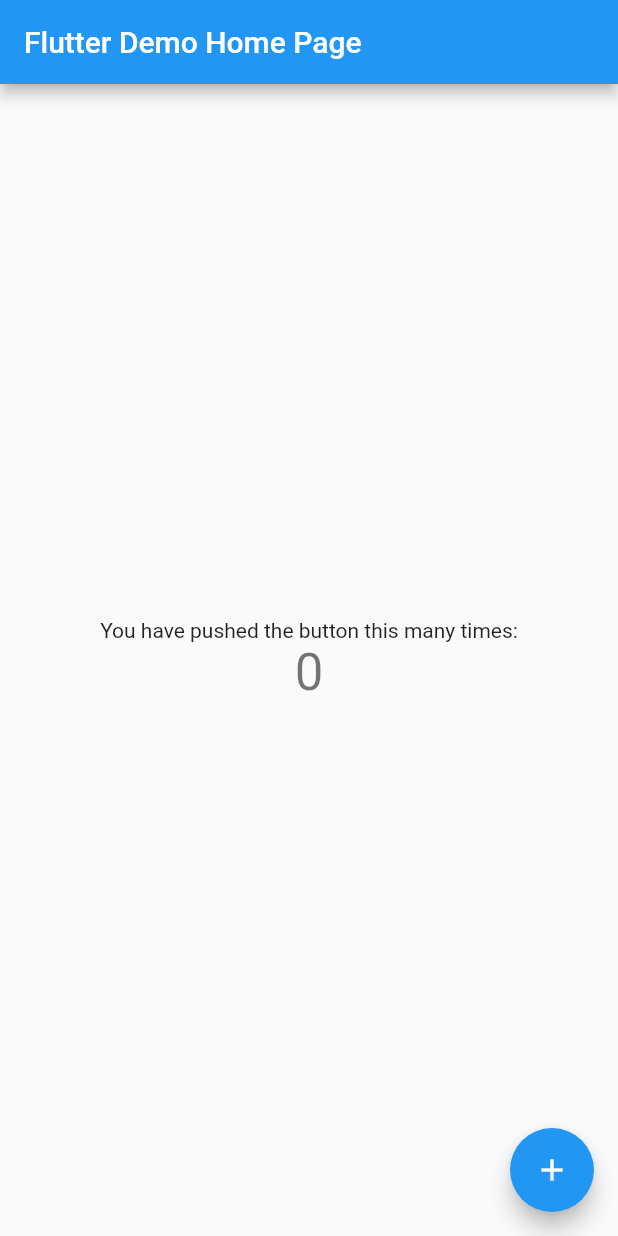
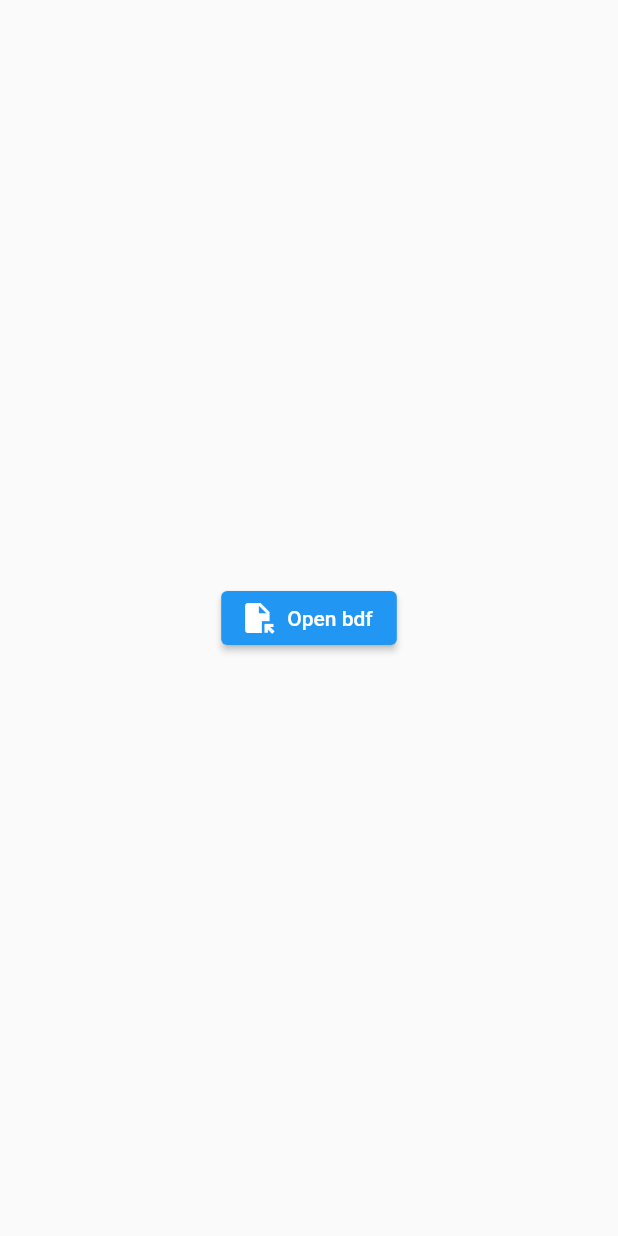
Before and after one commit to Modather-ali/flutter_training_projects, a Flutter app: the screen it shows after launch, on a phone screen of 412 x 824 dp. Run offline on Flutter 3.47's test engine with Material 2 defaults, Android fonts, the phone set to English and light mode, and no system bars; missing offline and left inert: syncfusion_flutter_pdfviewer.

Commit message:
added bdf_office project

```diff
--- a/bdf_office/lib/main.dart
+++ b/bdf_office/lib/main.dart
@@ -1,3 +1,4 @@
+import 'package:bdf_office/screens/bdf_view.dart';
 import 'package:flutter/material.dart';
 
 void main() {
@@ -13,103 +14,28 @@
     return MaterialApp(
       title: 'Flutter Demo',
       theme: ThemeData(
-        // This is the theme of your application.
-        //
-        // Try running your application with "flutter run". You'll see the
-        // application has a blue toolbar. Then, without quitting the app, try
-        // changing the primarySwatch below to Colors.green and then invoke
-        // "hot reload" (press "r" in the console where you ran "flutter run",
-        // or simply save your changes to "hot reload" in a Flutter IDE).
-        // Notice that the counter didn't reset back to zero; the application
-        // is not restarted.
         primarySwatch: Colors.blue,
       ),
-      home: const MyHomePage(title: 'Flutter Demo Home Page'),
+      home: const StartPage(),
     );
   }
 }
 
-class MyHomePage extends StatefulWidget {
-  const MyHomePage({super.key, required this.title});
-
-  // This widget is the home page of your application. It is stateful, meaning
-  // that it has a State object (defined below) that contains fields that affect
-  // how it looks.
-
-  // This class is the configuration for the state. It holds the values (in this
-  // case the title) provided by the parent (in this case the App widget) and
-  // used by the build method of the State. Fields in a Widget subclass are
-  // always marked "final".
-
-  final String title;
-
-  @override
-  State<MyHomePage> createState() => _MyHomePageState();
-}
-
-class _MyHomePageState extends State<MyHomePage> {
-  int _counter = 0;
-
-  void _incrementCounter() {
-    setState(() {
-      // This call to setState tells the Flutter framework that something has
-      // changed in this State, which causes it to rerun the build method below
-      // so that the display can reflect the updated values. If we changed
-      // _counter without calling setState(), then the build method would not be
-      // called again, and so nothing would appear to happen.
-      _counter++;
-    });
-  }
+class StartPage extends StatelessWidget {
+  const StartPage({super.key});
 
   @override
   Widget build(BuildContext context) {
-    // This method is rerun every time setState is called, for instance as done
-    // by the _incrementCounter method above.
-    //
-    // The Flutter framework has been optimized to make rerunning build methods
-    // fast, so that you can just rebuild anything that needs updating rather
-    // than having to individually change instances of widgets.
     return Scaffold(
-      appBar: AppBar(
-        // Here we take the value from the MyHomePage object that was created by
-        // the App.build method, and use it to set our appbar title.
-        title: Text(widget.title),
+      body: Center(
+        child: ElevatedButton.icon(
+            onPressed: () {
+              Navigator.of(context).push(
+                  MaterialPageRoute(builder: (context) => const BdfView()));
+            },
+            icon: const Icon(Icons.file_open),
+            label: const Text("Open bdf")),
       ),
-      body: Center(
-        // Center is a layout widget. It takes a single child and positions it
-        // in the middle of the parent.
-        child: Column(
-          // Column is also a layout widget. It takes a list of children and
-          // arranges them vertically. By default, it sizes itself to fit its
-          // children horizontally, and tries to be as tall as its parent.
-          //
-          // Invoke "debug painting" (press "p" in the console, choose the
-          // "Toggle Debug Paint" action from the Flutter Inspector in Android
-          // Studio, or the "Toggle Debug Paint" command in Visual Studio Code)
-          // to see the wireframe for each widget.
-          //
-          // Column has various properties to control how it sizes itself and
-          // how it positions its children. Here we use mainAxisAlignment to
-          // center the children vertically; the main axis here is the vertical
-          // axis because Columns are vertical (the cross axis would be
-          // horizontal).
-          mainAxisAlignment: MainAxisAlignment.center,
-          children: <Widget>[
-            const Text(
-              'You have pushed the button this many times:',
-            ),
-            Text(
-              '$_counter',
-              style: Theme.of(context).textTheme.headline4,
-            ),
-          ],
-        ),
-      ),
-      floatingActionButton: FloatingActionButton(
-        onPressed: _incrementCounter,
-        tooltip: 'Increment',
-        child: const Icon(Icons.add),
-      ), // This trailing comma makes auto-formatting nicer for build methods.
     );
   }
 }
```
Also changed, not shown: bdf_office/lib/screens/bdf_view.dart (added, +14 -0 lines).
